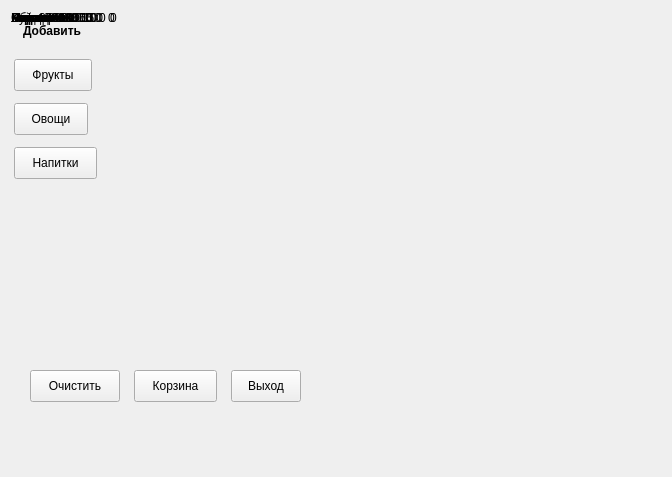
First picture: the form in problems/sprint2/grocery/submission/selector.ui, repository rocksteady591/cpp-qt, before the edit.
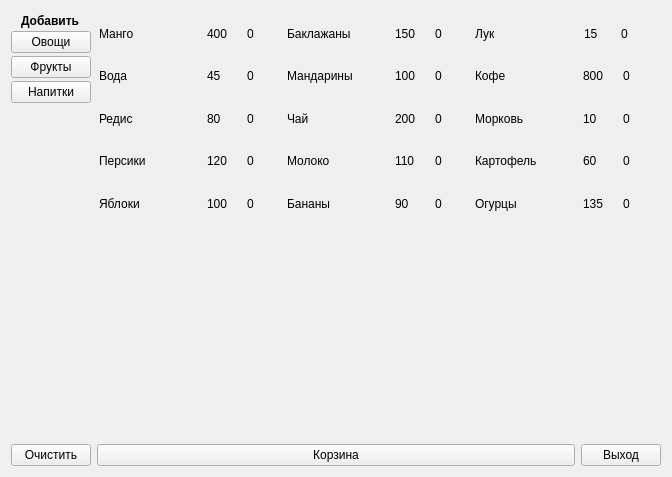
Second picture: the form after the edit. Custom widgets are drawn as their Qt base class.

What changed in the file:
```diff
--- a/problems/sprint2/grocery/submission/selector.ui
+++ b/problems/sprint2/grocery/submission/selector.ui
@@ -14,41 +14,16 @@
    <string>Лавка</string>
   </property>
   <widget class="QWidget" name="centralWidget">
-   <widget class="QPushButton" name="pb_drink">
-    <property name="geometry">
-     <rect>
-      <x>14</x>
-      <y>147</y>
-      <width>83</width>
-      <height>32</height>
-     </rect>
-    </property>
-    <property name="text">
-     <string>Напитки</string>
-    </property>
-   </widget>
-   <widget class="QPushButton" name="pb_vegetable">
-    <property name="geometry">
-     <rect>
-      <x>14</x>
-      <y>103</y>
-      <width>74</width>
-      <height>32</height>
-     </rect>
-    </property>
-    <property name="text">
-     <string>Овощи</string>
-    </property>
-   </widget>
+   <layout class="QVBoxLayout" name="verticalLayout_5">
+    <item>
+     <layout class="QHBoxLayout" name="horizontalLayout_34">
+      <item>
+       <layout class="QVBoxLayout" name="verticalLayout_3">
+        <property name="spacing">
+         <number>0</number>
+        </property>
+        <item alignment="Qt::AlignmentFlag::AlignHCenter">
    <widget class="QLabel" name="label">
-    <property name="geometry">
-     <rect>
-      <x>23</x>
-      <y>23</y>
-      <width>64</width>
-      <height>16</height>
-     </rect>
-    </property>
     <property name="sizePolicy">
      <sizepolicy hsizetype="Maximum" vsizetype="Maximum">
       <horstretch>0</horstretch>
@@ -64,59 +39,98 @@
      <string>Добавить</string>
     </property>
    </widget>
+        </item>
+        <item>
+         <widget class="QPushButton" name="pb_vegetable">
+          <property name="text">
+           <string>Овощи</string>
+          </property>
+         </widget>
+        </item>
+        <item>
    <widget class="QPushButton" name="pb_fruit">
-    <property name="geometry">
-     <rect>
-      <x>14</x>
-      <y>59</y>
-      <width>78</width>
-      <height>32</height>
-     </rect>
-    </property>
     <property name="text">
      <string>Фрукты</string>
     </property>
    </widget>
-   <widget class="QPushButton" name="btn_exit">
-    <property name="geometry">
-     <rect>
-      <x>231</x>
-      <y>370</y>
-      <width>70</width>
-      <height>32</height>
-     </rect>
-    </property>
+        </item>
+        <item>
+         <widget class="QPushButton" name="pb_drink">
     <property name="text">
-     <string>Выход</string>
-    </property>
-   </widget>
-   <widget class="QPushButton" name="btn_cart">
-    <property name="geometry">
-     <rect>
-      <x>134</x>
-      <y>370</y>
-      <width>83</width>
-      <height>32</height>
-     </rect>
-    </property>
+           <string>Напитки</string>
+          </property>
+         </widget>
+        </item>
+        <item>
+         <spacer name="verticalSpacer">
+          <property name="orientation">
+           <enum>Qt::Orientation::Vertical</enum>
+          </property>
+          <property name="sizeType">
+           <enum>QSizePolicy::Policy::Fixed</enum>
+          </property>
+          <property name="sizeHint" stdset="0">
+           <size>
+            <width>20</width>
+            <height>117</height>
+           </size>
+          </property>
+         </spacer>
+        </item>
+       </layout>
+      </item>
+      <item>
+       <layout class="QGridLayout" name="gridLayout_3" rowstretch="3,3,3,3,3" columnstretch="3,3,3" rowminimumheight="3,3,3,3,3">
+        <property name="leftMargin">
+         <number>2</number>
+        </property>
+        <property name="topMargin">
+         <number>4</number>
+        </property>
+        <property name="rightMargin">
+         <number>4</number>
+        </property>
+        <property name="bottomMargin">
+         <number>3</number>
+        </property>
+        <item row="2" column="0">
+         <layout class="QHBoxLayout" name="horizontalLayout_17" stretch="3,1,1">
+          <item>
+           <widget class="ClickableLabel" name="lbl_item_15">
+            <property name="sizePolicy">
+             <sizepolicy hsizetype="Preferred" vsizetype="Preferred">
+              <horstretch>0</horstretch>
+              <verstretch>0</verstretch>
+             </sizepolicy>
+            </property>
     <property name="text">
-     <string>Корзина</string>
-    </property>
-   </widget>
-   <widget class="QPushButton" name="btn_clear">
-    <property name="geometry">
-     <rect>
-      <x>30</x>
-      <y>370</y>
-      <width>90</width>
-      <height>32</height>
-     </rect>
-    </property>
+             <string>Редис</string>
+            </property>
+           </widget>
+          </item>
+          <item>
+           <widget class="QLabel" name="lbl_cost_15">
+            <property name="text">
+             <string>80</string>
+            </property>
+           </widget>
+          </item>
+          <item>
+           <widget class="QLabel" name="lbl_q_15">
+            <property name="sizePolicy">
+             <sizepolicy hsizetype="Preferred" vsizetype="Preferred">
+              <horstretch>0</horstretch>
+              <verstretch>0</verstretch>
+             </sizepolicy>
+            </property>
     <property name="text">
-     <string>Очистить</string>
-    </property>
-   </widget>
-   <widget class="QWidget" name="">
+             <string>0</string>
+            </property>
+           </widget>
+          </item>
+         </layout>
+        </item>
+        <item row="3" column="1">
     <layout class="QHBoxLayout" name="horizontalLayout_5" stretch="3,1,1">
      <item>
       <widget class="ClickableLabel" name="lbl_item_3">
@@ -152,157 +166,12 @@
       </widget>
      </item>
     </layout>
-   </widget>
-   <widget class="QWidget" name="">
-    <layout class="QHBoxLayout" name="horizontalLayout_10" stretch="3,1,1">
-     <item>
-      <widget class="ClickableLabel" name="lbl_item_8">
-       <property name="sizePolicy">
-        <sizepolicy hsizetype="Preferred" vsizetype="Preferred">
-         <horstretch>0</horstretch>
-         <verstretch>0</verstretch>
-        </sizepolicy>
-       </property>
-       <property name="text">
-        <string>Манго</string>
-       </property>
-      </widget>
-     </item>
-     <item>
-      <widget class="QLabel" name="lbl_cost_8">
-       <property name="text">
-        <string>400</string>
-       </property>
-      </widget>
-     </item>
-     <item>
-      <widget class="QLabel" name="lbl_q_8">
-       <property name="sizePolicy">
-        <sizepolicy hsizetype="Preferred" vsizetype="Preferred">
-         <horstretch>0</horstretch>
-         <verstretch>0</verstretch>
-        </sizepolicy>
-       </property>
-       <property name="text">
-        <string>0</string>
-       </property>
-      </widget>
-     </item>
-    </layout>
-   </widget>
-   <widget class="QWidget" name="">
-    <layout class="QHBoxLayout" name="horizontalLayout_12" stretch="3,1,1">
-     <item>
-      <widget class="ClickableLabel" name="lbl_item_10">
-       <property name="sizePolicy">
-        <sizepolicy hsizetype="Preferred" vsizetype="Preferred">
-         <horstretch>0</horstretch>
-         <verstretch>0</verstretch>
-        </sizepolicy>
-       </property>
-       <property name="text">
-        <string>Вода</string>
-       </property>
-      </widget>
-     </item>
-     <item>
-      <widget class="QLabel" name="lbl_cost_10">
-       <property name="text">
-        <string>45</string>
-       </property>
-      </widget>
-     </item>
-     <item>
-      <widget class="QLabel" name="lbl_q_10">
-       <property name="sizePolicy">
-        <sizepolicy hsizetype="Preferred" vsizetype="Preferred">
-         <horstretch>0</horstretch>
-         <verstretch>0</verstretch>
-        </sizepolicy>
-       </property>
-       <property name="text">
-        <string>0</string>
-       </property>
-      </widget>
-     </item>
-    </layout>
-   </widget>
-   <widget class="QWidget" name="">
-    <layout class="QHBoxLayout" name="horizontalLayout_14" stretch="3,1,1">
-     <item>
-      <widget class="ClickableLabel" name="lbl_item_12">
-       <property name="sizePolicy">
-        <sizepolicy hsizetype="Preferred" vsizetype="Preferred">
-         <horstretch>0</horstretch>
-         <verstretch>0</verstretch>
-        </sizepolicy>
-       </property>
-       <property name="text">
-        <string>Бананы</string>
-       </property>
-      </widget>
-     </item>
-     <item>
-      <widget class="QLabel" name="lbl_cost_12">
-       <property name="text">
-        <string>90</string>
-       </property>
-      </widget>
-     </item>
-     <item>
-      <widget class="QLabel" name="lbl_q_12">
-       <property name="sizePolicy">
-        <sizepolicy hsizetype="Preferred" vsizetype="Preferred">
-         <horstretch>0</horstretch>
-         <verstretch>0</verstretch>
-        </sizepolicy>
-       </property>
-       <property name="text">
-        <string>0</string>
-       </property>
-      </widget>
-     </item>
-    </layout>
-   </widget>
-   <widget class="QWidget" name="">
-    <layout class="QHBoxLayout" name="horizontalLayout_4" stretch="3,1,1">
-     <item>
-      <widget class="ClickableLabel" name="lbl_item_2">
-       <property name="sizePolicy">
-        <sizepolicy hsizetype="Preferred" vsizetype="Preferred">
-         <horstretch>0</horstretch>
-         <verstretch>0</verstretch>
-        </sizepolicy>
-       </property>
-       <property name="text">
-        <string>Картофель</string>
-       </property>
-      </widget>
-     </item>
-     <item>
-      <widget class="QLabel" name="lbl_cost_2">
-       <property name="text">
-        <string>60</string>
-       </property>
-      </widget>
-     </item>
-     <item>
-      <widget class="QLabel" name="lbl_q_2">
-       <property name="sizePolicy">
-        <sizepolicy hsizetype="Preferred" vsizetype="Preferred">
-         <horstretch>0</horstretch>
-         <verstretch>0</verstretch>
-        </sizepolicy>
-       </property>
-       <property name="text">
-        <string>0</string>
-       </property>
-      </widget>
-     </item>
-    </layout>
-   </widget>
-   <widget class="QWidget" name="">
+        </item>
+        <item row="0" column="2">
     <layout class="QHBoxLayout" name="horizontalLayout_11" stretch="3,1,1">
+          <property name="spacing">
+           <number>0</number>
+          </property>
      <item>
       <widget class="ClickableLabel" name="lbl_item_9">
        <property name="sizePolicy">
@@ -337,11 +206,11 @@
       </widget>
      </item>
     </layout>
-   </widget>
-   <widget class="QWidget" name="">
-    <layout class="QHBoxLayout" name="horizontalLayout_13" stretch="3,1,1">
+        </item>
+        <item row="2" column="2">
+         <layout class="QHBoxLayout" name="horizontalLayout_7" stretch="3,1,1">
      <item>
-      <widget class="ClickableLabel" name="lbl_item_11">
+           <widget class="ClickableLabel" name="lbl_item_5">
        <property name="sizePolicy">
         <sizepolicy hsizetype="Preferred" vsizetype="Preferred">
          <horstretch>0</horstretch>
@@ -349,19 +218,19 @@
         </sizepolicy>
        </property>
        <property name="text">
-        <string>Огурцы</string>
+             <string>Морковь</string>
        </property>
       </widget>
      </item>
      <item>
-      <widget class="QLabel" name="lbl_cost_11">
+           <widget class="QLabel" name="lbl_cost_5">
        <property name="text">
-        <string>135</string>
+             <string>10</string>
        </property>
       </widget>
      </item>
      <item>
-      <widget class="QLabel" name="lbl_q_11">
+           <widget class="QLabel" name="lbl_q_5">
        <property name="sizePolicy">
         <sizepolicy hsizetype="Preferred" vsizetype="Preferred">
          <horstretch>0</horstretch>
@@ -374,11 +243,11 @@
       </widget>
      </item>
     </layout>
-   </widget>
-   <widget class="QWidget" name="">
-    <layout class="QHBoxLayout" name="horizontalLayout_16" stretch="3,1,1">
+        </item>
+        <item row="3" column="2">
+         <layout class="QHBoxLayout" name="horizontalLayout_4" stretch="3,1,1">
      <item>
-      <widget class="ClickableLabel" name="lbl_item_14">
+           <widget class="ClickableLabel" name="lbl_item_2">
        <property name="sizePolicy">
         <sizepolicy hsizetype="Preferred" vsizetype="Preferred">
          <horstretch>0</horstretch>
@@ -386,19 +255,19 @@
         </sizepolicy>
        </property>
        <property name="text">
-        <string>Кофе</string>
+             <string>Картофель</string>
        </property>
       </widget>
      </item>
      <item>
-      <widget class="QLabel" name="lbl_cost_14">
+           <widget class="QLabel" name="lbl_cost_2">
        <property name="text">
-        <string>800</string>
+             <string>60</string>
        </property>
       </widget>
      </item>
      <item>
-      <widget class="QLabel" name="lbl_q_14">
+           <widget class="QLabel" name="lbl_q_2">
        <property name="sizePolicy">
         <sizepolicy hsizetype="Preferred" vsizetype="Preferred">
          <horstretch>0</horstretch>
@@ -411,11 +280,11 @@
       </widget>
      </item>
     </layout>
-   </widget>
-   <widget class="QWidget" name="">
-    <layout class="QHBoxLayout" name="horizontalLayout_6" stretch="3,1,1">
+        </item>
+        <item row="1" column="0">
+         <layout class="QHBoxLayout" name="horizontalLayout_12" stretch="3,1,1">
      <item>
-      <widget class="ClickableLabel" name="lbl_item_4">
+           <widget class="ClickableLabel" name="lbl_item_10">
        <property name="sizePolicy">
         <sizepolicy hsizetype="Preferred" vsizetype="Preferred">
          <horstretch>0</horstretch>
@@ -423,19 +292,19 @@
         </sizepolicy>
        </property>
        <property name="text">
-        <string>Персики</string>
+             <string>Вода</string>
        </property>
       </widget>
      </item>
      <item>
-      <widget class="QLabel" name="lbl_cost_4">
+           <widget class="QLabel" name="lbl_cost_10">
        <property name="text">
-        <string>120</string>
+             <string>45</string>
        </property>
       </widget>
      </item>
      <item>
-      <widget class="QLabel" name="lbl_q_4">
+           <widget class="QLabel" name="lbl_q_10">
        <property name="sizePolicy">
         <sizepolicy hsizetype="Preferred" vsizetype="Preferred">
          <horstretch>0</horstretch>
@@ -448,8 +317,8 @@
       </widget>
      </item>
     </layout>
-   </widget>
-   <widget class="QWidget" name="">
+        </item>
+        <item row="2" column="1">
     <layout class="QHBoxLayout" name="horizontalLayout_8" stretch="3,1,1">
      <item>
       <widget class="ClickableLabel" name="lbl_item_6">
@@ -485,82 +354,8 @@
       </widget>
      </item>
     </layout>
-   </widget>
-   <widget class="QWidget" name="">
-    <layout class="QHBoxLayout" name="horizontalLayout_17" stretch="3,1,1">
-     <item>
-      <widget class="ClickableLabel" name="lbl_item_15">
-       <property name="sizePolicy">
-        <sizepolicy hsizetype="Preferred" vsizetype="Preferred">
-         <horstretch>0</horstretch>
-         <verstretch>0</verstretch>
-        </sizepolicy>
-       </property>
-       <property name="text">
-        <string>Редис</string>
-       </property>
-      </widget>
-     </item>
-     <item>
-      <widget class="QLabel" name="lbl_cost_15">
-       <property name="text">
-        <string>80</string>
-       </property>
-      </widget>
-     </item>
-     <item>
-      <widget class="QLabel" name="lbl_q_15">
-       <property name="sizePolicy">
-        <sizepolicy hsizetype="Preferred" vsizetype="Preferred">
-         <horstretch>0</horstretch>
-         <verstretch>0</verstretch>
-        </sizepolicy>
-       </property>
-       <property name="text">
-        <string>0</string>
-       </property>
-      </widget>
-     </item>
-    </layout>
-   </widget>
-   <widget class="QWidget" name="">
-    <layout class="QHBoxLayout" name="horizontalLayout_3" stretch="3,1,1">
-     <item>
-      <widget class="ClickableLabel" name="lbl_item_1">
-       <property name="sizePolicy">
-        <sizepolicy hsizetype="Preferred" vsizetype="Preferred">
-         <horstretch>0</horstretch>
-         <verstretch>0</verstretch>
-        </sizepolicy>
-       </property>
-       <property name="text">
-        <string>Яблоки</string>
-       </property>
-      </widget>
-     </item>
-     <item>
-      <widget class="QLabel" name="lbl_cost_1">
-       <property name="text">
-        <string>100</string>
-       </property>
-      </widget>
-     </item>
-     <item>
-      <widget class="QLabel" name="lbl_q_1">
-       <property name="sizePolicy">
-        <sizepolicy hsizetype="Preferred" vsizetype="Preferred">
-         <horstretch>0</horstretch>
-         <verstretch>0</verstretch>
-        </sizepolicy>
-       </property>
-       <property name="text">
-        <string>0</string>
-       </property>
-      </widget>
-     </item>
-    </layout>
-   </widget>
-   <widget class="QWidget" name="">
+        </item>
+        <item row="0" column="1">
     <layout class="QHBoxLayout" name="horizontalLayout_9" stretch="3,1,1">
      <item>
       <widget class="ClickableLabel" name="lbl_item_7">
@@ -596,11 +391,11 @@
       </widget>
      </item>
     </layout>
-   </widget>
-   <widget class="QWidget" name="">
-    <layout class="QHBoxLayout" name="horizontalLayout_7" stretch="3,1,1">
+        </item>
+        <item row="0" column="0">
+         <layout class="QHBoxLayout" name="horizontalLayout_10" stretch="3,1,1">
      <item>
-      <widget class="ClickableLabel" name="lbl_item_5">
+           <widget class="ClickableLabel" name="lbl_item_8">
        <property name="sizePolicy">
         <sizepolicy hsizetype="Preferred" vsizetype="Preferred">
          <horstretch>0</horstretch>
@@ -608,19 +403,19 @@
         </sizepolicy>
        </property>
        <property name="text">
-        <string>Морковь</string>
+             <string>Манго</string>
        </property>
       </widget>
      </item>
      <item>
-      <widget class="QLabel" name="lbl_cost_5">
+           <widget class="QLabel" name="lbl_cost_8">
        <property name="text">
-        <string>10</string>
+             <string>400</string>
        </property>
       </widget>
      </item>
      <item>
-      <widget class="QLabel" name="lbl_q_5">
+           <widget class="QLabel" name="lbl_q_8">
        <property name="sizePolicy">
         <sizepolicy hsizetype="Preferred" vsizetype="Preferred">
          <horstretch>0</horstretch>
@@ -633,8 +428,8 @@
       </widget>
      </item>
     </layout>
-   </widget>
-   <widget class="QWidget" name="">
+        </item>
+        <item row="1" column="1">
     <layout class="QHBoxLayout" name="horizontalLayout_15" stretch="3,1,1">
      <item>
       <widget class="ClickableLabel" name="lbl_item_13">
@@ -670,7 +465,235 @@
       </widget>
      </item>
     </layout>
-   </widget>
+        </item>
+        <item row="3" column="0">
+         <layout class="QHBoxLayout" name="horizontalLayout_6" stretch="3,1,1">
+          <item>
+           <widget class="ClickableLabel" name="lbl_item_4">
+            <property name="sizePolicy">
+             <sizepolicy hsizetype="Preferred" vsizetype="Preferred">
+              <horstretch>0</horstretch>
+              <verstretch>0</verstretch>
+             </sizepolicy>
+            </property>
+            <property name="text">
+             <string>Персики</string>
+            </property>
+           </widget>
+          </item>
+          <item>
+           <widget class="QLabel" name="lbl_cost_4">
+            <property name="text">
+             <string>120</string>
+            </property>
+           </widget>
+          </item>
+          <item>
+           <widget class="QLabel" name="lbl_q_4">
+            <property name="sizePolicy">
+             <sizepolicy hsizetype="Preferred" vsizetype="Preferred">
+              <horstretch>0</horstretch>
+              <verstretch>0</verstretch>
+             </sizepolicy>
+            </property>
+            <property name="text">
+             <string>0</string>
+            </property>
+           </widget>
+          </item>
+         </layout>
+        </item>
+        <item row="1" column="2">
+         <layout class="QHBoxLayout" name="horizontalLayout_16" stretch="3,1,1">
+          <item>
+           <widget class="ClickableLabel" name="lbl_item_14">
+            <property name="sizePolicy">
+             <sizepolicy hsizetype="Preferred" vsizetype="Preferred">
+              <horstretch>0</horstretch>
+              <verstretch>0</verstretch>
+             </sizepolicy>
+            </property>
+            <property name="text">
+             <string>Кофе</string>
+            </property>
+           </widget>
+          </item>
+          <item>
+           <widget class="QLabel" name="lbl_cost_14">
+            <property name="text">
+             <string>800</string>
+            </property>
+           </widget>
+          </item>
+          <item>
+           <widget class="QLabel" name="lbl_q_14">
+            <property name="sizePolicy">
+             <sizepolicy hsizetype="Preferred" vsizetype="Preferred">
+              <horstretch>0</horstretch>
+              <verstretch>0</verstretch>
+             </sizepolicy>
+            </property>
+            <property name="text">
+             <string>0</string>
+            </property>
+           </widget>
+          </item>
+         </layout>
+        </item>
+        <item row="4" column="0">
+         <layout class="QHBoxLayout" name="horizontalLayout_3" stretch="3,1,1">
+          <item>
+           <widget class="ClickableLabel" name="lbl_item_1">
+            <property name="sizePolicy">
+             <sizepolicy hsizetype="Preferred" vsizetype="Preferred">
+              <horstretch>0</horstretch>
+              <verstretch>0</verstretch>
+             </sizepolicy>
+            </property>
+            <property name="text">
+             <string>Яблоки</string>
+            </property>
+           </widget>
+          </item>
+          <item>
+           <widget class="QLabel" name="lbl_cost_1">
+            <property name="text">
+             <string>100</string>
+            </property>
+           </widget>
+          </item>
+          <item>
+           <widget class="QLabel" name="lbl_q_1">
+            <property name="sizePolicy">
+             <sizepolicy hsizetype="Preferred" vsizetype="Preferred">
+              <horstretch>0</horstretch>
+              <verstretch>0</verstretch>
+             </sizepolicy>
+            </property>
+            <property name="text">
+             <string>0</string>
+            </property>
+           </widget>
+          </item>
+         </layout>
+        </item>
+        <item row="4" column="1">
+         <layout class="QHBoxLayout" name="horizontalLayout_14" stretch="3,1,1">
+          <item>
+           <widget class="ClickableLabel" name="lbl_item_12">
+            <property name="sizePolicy">
+             <sizepolicy hsizetype="Preferred" vsizetype="Preferred">
+              <horstretch>0</horstretch>
+              <verstretch>0</verstretch>
+             </sizepolicy>
+            </property>
+            <property name="text">
+             <string>Бананы</string>
+            </property>
+           </widget>
+          </item>
+          <item>
+           <widget class="QLabel" name="lbl_cost_12">
+            <property name="text">
+             <string>90</string>
+            </property>
+           </widget>
+          </item>
+          <item>
+           <widget class="QLabel" name="lbl_q_12">
+            <property name="sizePolicy">
+             <sizepolicy hsizetype="Preferred" vsizetype="Preferred">
+              <horstretch>0</horstretch>
+              <verstretch>0</verstretch>
+             </sizepolicy>
+            </property>
+            <property name="text">
+             <string>0</string>
+            </property>
+           </widget>
+          </item>
+         </layout>
+        </item>
+        <item row="4" column="2">
+         <layout class="QHBoxLayout" name="horizontalLayout_13" stretch="3,1,1">
+          <item>
+           <widget class="ClickableLabel" name="lbl_item_11">
+            <property name="sizePolicy">
+             <sizepolicy hsizetype="Preferred" vsizetype="Preferred">
+              <horstretch>0</horstretch>
+              <verstretch>0</verstretch>
+             </sizepolicy>
+            </property>
+            <property name="text">
+             <string>Огурцы</string>
+            </property>
+           </widget>
+          </item>
+          <item>
+           <widget class="QLabel" name="lbl_cost_11">
+            <property name="text">
+             <string>135</string>
+            </property>
+           </widget>
+          </item>
+          <item>
+           <widget class="QLabel" name="lbl_q_11">
+            <property name="sizePolicy">
+             <sizepolicy hsizetype="Preferred" vsizetype="Preferred">
+              <horstretch>0</horstretch>
+              <verstretch>0</verstretch>
+             </sizepolicy>
+            </property>
+            <property name="text">
+             <string>0</string>
+            </property>
+           </widget>
+          </item>
+         </layout>
+        </item>
+       </layout>
+      </item>
+     </layout>
+    </item>
+    <item>
+     <spacer name="verticalSpacer_2">
+      <property name="orientation">
+       <enum>Qt::Orientation::Vertical</enum>
+      </property>
+      <property name="sizeHint" stdset="0">
+       <size>
+        <width>20</width>
+        <height>207</height>
+       </size>
+      </property>
+     </spacer>
+    </item>
+    <item>
+     <layout class="QHBoxLayout" name="horizontalLayout_33" stretch="0,1,0">
+      <item>
+       <widget class="QPushButton" name="btn_clear">
+        <property name="text">
+         <string>Очистить</string>
+        </property>
+       </widget>
+      </item>
+      <item>
+       <widget class="QPushButton" name="btn_cart">
+        <property name="text">
+         <string>Корзина</string>
+        </property>
+       </widget>
+      </item>
+      <item>
+       <widget class="QPushButton" name="btn_exit">
+        <property name="text">
+         <string>Выход</string>
+        </property>
+       </widget>
+      </item>
+     </layout>
+    </item>
+   </layout>
   </widget>
  </widget>
  <layoutdefault spacing="6" margin="11"/>
```
Lines whose indentation alone changed are shown as unchanged.
